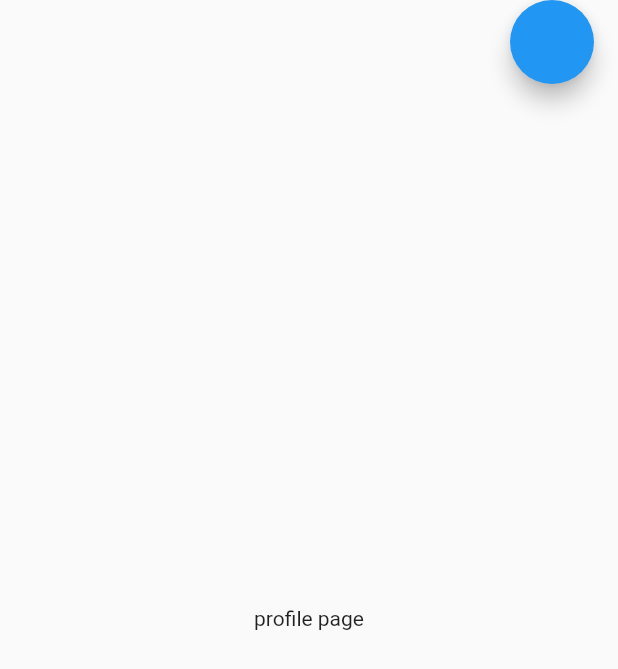
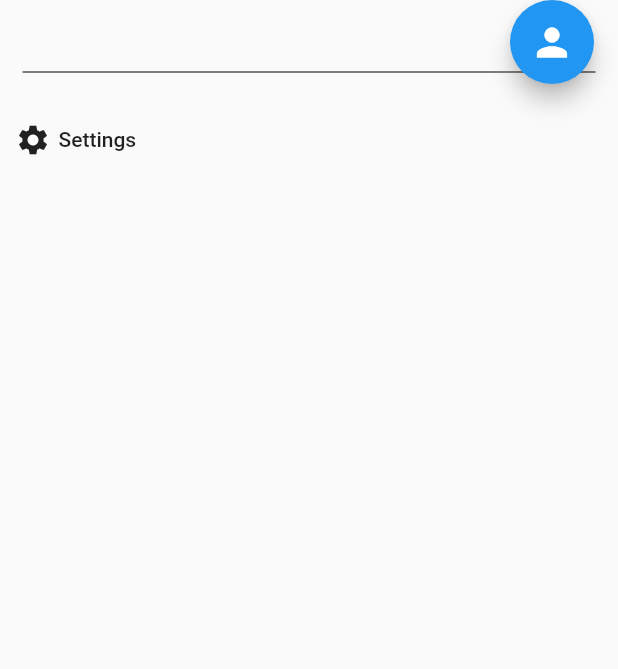
Before and after one commit to eric-li18/foodfindr, a Flutter app: the Profile screen opened directly, on a phone screen of 412 x 824 dp. Shown: the top 669 px of the screen. Run offline on Flutter 3.47's test engine with Material 2 defaults, Android fonts, the phone set to English and light mode, and no system bars; our stand-ins replace firebase_auth, flutter_signin_button, font_awesome_flutter, google_sign_in; missing offline and left inert: flutter_facebook_login, flutter_speed_dial_material_design; accounts and stored records are empty.

Commit message:
Cleaned up files and added new logout button to profile.dart

```diff
--- a/lib/main.dart
+++ b/lib/main.dart
@@ -1,8 +1,4 @@
 import 'package:flutter/material.dart';
-//import 'package:foodfindr/screens/favourites/favourites.dart';
-//import 'package:foodfindr/screens/history/history.dart';
-//import 'package:foodfindr/screens/home/home.dart';
-//import 'package:foodfindr/screens/profile/profile.dart';
 import 'package:foodfindr/screens/wrapper.dart';
 import 'package:foodfindr/services/auth.dart';
 import 'package:foodfindr/models/user.dart';
--- a/lib/screens/home/navigation.dart
+++ b/lib/screens/home/navigation.dart
@@ -38,8 +38,7 @@ class _NavigationState extends State<Navigation> {
 
   @override
   Widget build(BuildContext context) {
-    return Scaffold(
-      appBar: CupertinoNavigationBar(
+    return Scaffold( appBar: CupertinoNavigationBar(
         trailing: FlatButton.icon(
           onPressed: () {
             AuthService().signOut();
--- a/lib/screens/profile/profile.dart
+++ b/lib/screens/profile/profile.dart
@@ -1,6 +1,5 @@
 import 'package:flutter/material.dart';
 import 'package:flutter/widgets.dart';
-import 'package:foodfindr/screens/home/navigation.dart';
 import 'package:foodfindr/services/auth.dart';
 
 class Profile extends StatefulWidget {
@@ -13,9 +12,49 @@ class _ProfileState extends State<Profile> {
   Widget build(BuildContext context) {
     return Scaffold(
       body: SafeArea(
-        child: Center(child: Text('profile page'))),
-        floatingActionButton: FloatingActionButton(onPressed: () {AuthService().signOut();},),
-        floatingActionButtonLocation: FloatingActionButtonLocation.endTop,
+        child: Column(
+          crossAxisAlignment: CrossAxisAlignment.stretch,
+          children: <Widget>[
+            // add picture and name from Facebook or Google
+            SizedBox(height: 30.0),
+            _sectionDivider(),
+            _settingButton("Settings", Icons.settings, () {
+              print("hello");
+            }),
+          ],
+        ),
+      ),
+      floatingActionButton: FloatingActionButton(
+        child: Icon(Icons.person, size: 30.0),
+        onPressed: () {
+          AuthService().signOut();
+        },
+      ),
+      floatingActionButtonLocation: FloatingActionButtonLocation.endTop,
     );
   }
+
+  Divider _sectionDivider() {
+    const double indentValue = 15.0;
+    return Divider(
+      color: Colors.black,
+      height: 36,
+      indent: indentValue,
+      endIndent: indentValue,
+    );
+  }
+
+  FlatButton _settingButton(String text, IconData icon, Function onPressed) {
+    return FlatButton(
+        onPressed: onPressed,
+        padding: EdgeInsets.symmetric(vertical: 15.0),
+        child: Row(
+          children: <Widget>[
+            SizedBox(width: 10.0),
+            Icon(icon),
+            SizedBox(width: 5.0),
+            Text(text)
+          ],
+        ));
+  }
 }
--- a/lib/screens/wrapper.dart
+++ b/lib/screens/wrapper.dart
@@ -1,8 +1,6 @@
 import 'package:flutter/material.dart';
 import 'package:foodfindr/models/user.dart';
 import 'package:foodfindr/screens/authenticate/authenticate.dart';
-import 'package:foodfindr/screens/authenticate/sign_in.dart';
-import 'package:foodfindr/screens/home/home.dart';
 import 'package:foodfindr/screens/home/navigation.dart';
 import 'package:provider/provider.dart';
 
--- a/lib/services/auth.dart
+++ b/lib/services/auth.dart
@@ -1,5 +1,4 @@
 import 'package:firebase_auth/firebase_auth.dart';
-//import 'package:flutter/material.dart';
 import 'package:foodfindr/models/user.dart';
 import 'package:google_sign_in/google_sign_in.dart';
 import 'package:flutter_facebook_login/flutter_facebook_login.dart';
```
Also changed, not shown: lib/screens/authenticate/register.dart (+9 -15 lines), lib/screens/authenticate/sign_in.dart (+11 -11 lines).
